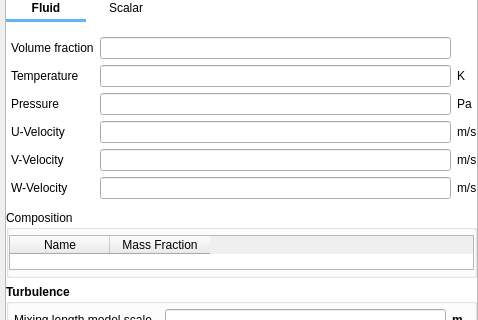
This is gui/uifiles/initial_conditions.ui in truongd8593/mfix as Qt 5 draws it before an edit; both pictures show x 0 to 478 and y 134 to 454 of the 478 by 942 pixel window. The edited form follows.
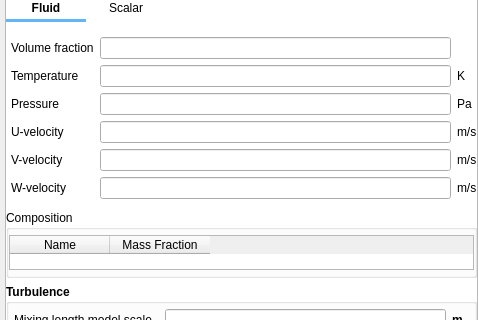
This is the edited form. Custom widgets are drawn as their Qt base class.

Commit message: Velocity -> velocity

The edit to the form file:
```diff
--- a/gui/uifiles/initial_conditions.ui
+++ b/gui/uifiles/initial_conditions.ui
@@ -394,7 +394,7 @@
                <item row="3" column="0">
                 <widget class="QLabel" name="label_ic_u_g">
                  <property name="text">
-                  <string>U-Velocity</string>
+                  <string>U-velocity</string>
                  </property>
                 </widget>
                </item>
@@ -411,7 +411,7 @@
                <item row="4" column="0">
                 <widget class="QLabel" name="label_ic_v_g">
                  <property name="text">
-                  <string>V-Velocity</string>
+                  <string>V-velocity</string>
                  </property>
                 </widget>
                </item>
@@ -428,7 +428,7 @@
                <item row="5" column="0">
                 <widget class="QLabel" name="label_ic_v_w">
                  <property name="text">
-                  <string>W-Velocity</string>
+                  <string>W-velocity</string>
                  </property>
                 </widget>
                </item>
```
Left out of the diff: 6 changed lines with no effect on the pictures.
